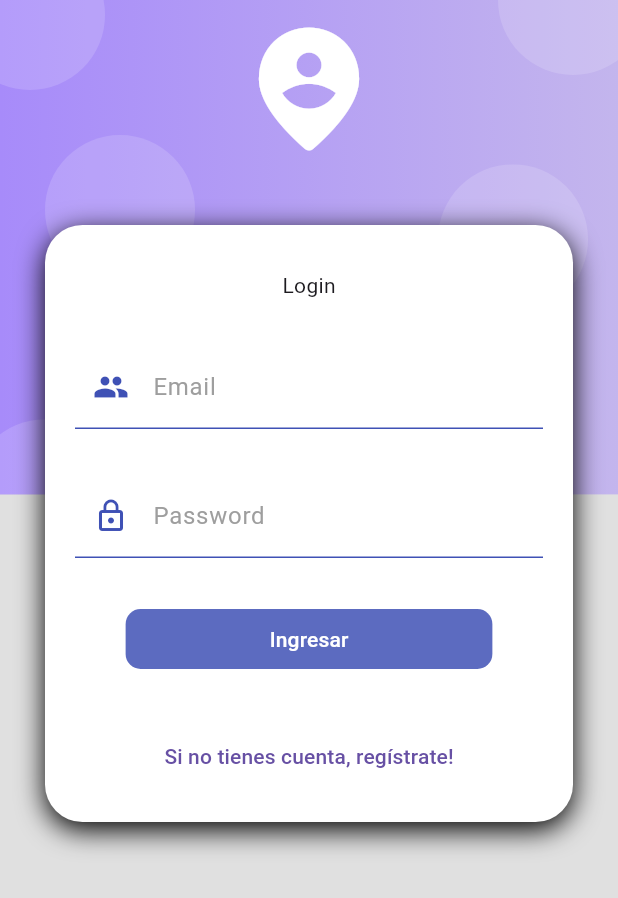
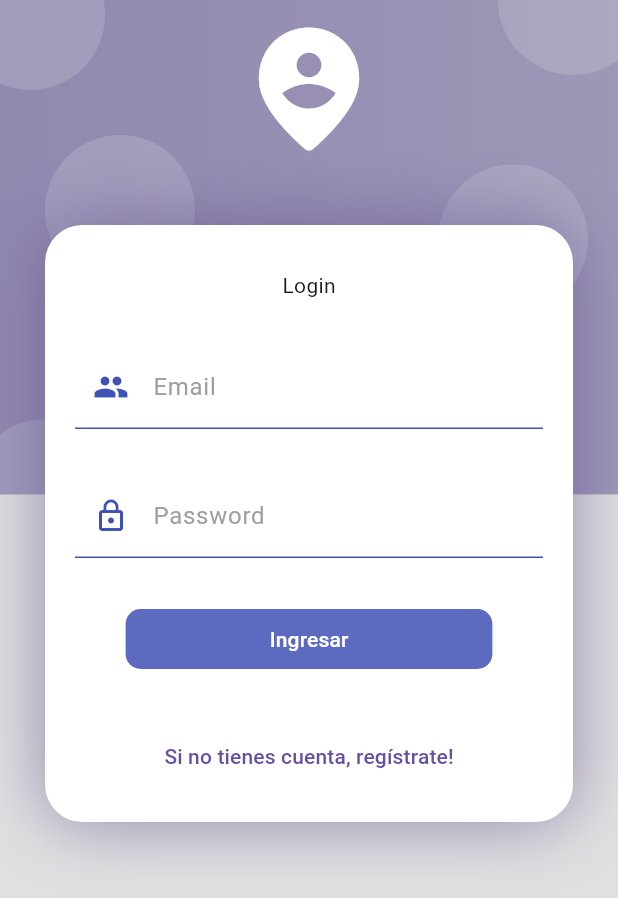
Before and after one commit to MickHerbivore/marketplace-cm-um, a Flutter app: the screen it shows after launch, on a phone screen of 412 x 824 dp. Shown: the top 898 px of the screen. Run offline on Flutter 3.47's test engine with Material 3 defaults, Android fonts, the phone set to English and light mode, and no system bars; accounts and stored records are empty; Roboto replaces fonts that are missing (Raleway).

Commit message:
fix: modificación de estilos

```diff
--- a/lib/screen/list_product_screen.dart
+++ b/lib/screen/list_product_screen.dart
@@ -32,7 +32,7 @@ class ListProductScreenState extends State<ListProductScreen> {
 
     return Scaffold(
       appBar: AppBar(
-        title: const Text('Listado de productos'),
+        title: const Text('Listado de guitarras'),
         bottom: PreferredSize(
           preferredSize: const Size.fromHeight(120.0),
           child: SingleChildScrollView(
--- a/lib/theme/my_theme.dart
+++ b/lib/theme/my_theme.dart
@@ -1,10 +1,13 @@
 import 'package:flutter/material.dart';
 
 class MyTheme {
-  static const Color primary = Color.fromRGBO(167, 139, 250, 1);
+  // static const Color primary = Color.fromRGBO(167, 139, 250, 1);
+  static const Color primary = Color.fromRGBO(145, 123, 219, 1);
+  static const Color secondary = Color.fromRGBO(93, 78, 141, 0.6);
 
   static final ThemeData myTheme = ThemeData(
     primaryColor: primary,
+    shadowColor: secondary,
     brightness: Brightness.light,
     fontFamily: 'Raleway',
     appBarTheme: const AppBarTheme(
--- a/lib/widgets/auth_background_c1.dart
+++ b/lib/widgets/auth_background_c1.dart
@@ -51,8 +51,8 @@ class AuthBackgorundC1 extends StatelessWidget {
 
   BoxDecoration customDecoration() => BoxDecoration(
           gradient: LinearGradient(colors: [
-        MyTheme.primary,
-        MyTheme.primary.withOpacity(0.5),
+        MyTheme.secondary,
+        MyTheme.secondary.withOpacity(0.5),
       ]));
 }
 
--- a/lib/widgets/card_container.dart
+++ b/lib/widgets/card_container.dart
@@ -1,4 +1,5 @@
 import 'package:flutter/material.dart';
+import 'package:marketplace/theme/my_theme.dart';
 
 class CardContainer extends StatelessWidget {
   final Widget child;
@@ -23,5 +24,5 @@ BoxDecoration cardDecoration() => BoxDecoration(
         color: Colors.white,
         borderRadius: BorderRadius.circular(25),
         boxShadow: const [
-          BoxShadow(color: Colors.black, blurRadius: 15, offset: Offset(0, 5)),
+          BoxShadow(color: MyTheme.secondary, blurRadius: 40, offset: Offset(0, 0)),
         ]);
```
Also changed, not shown: lib/screen/edit_product_screen.dart (+12 -9 lines).
